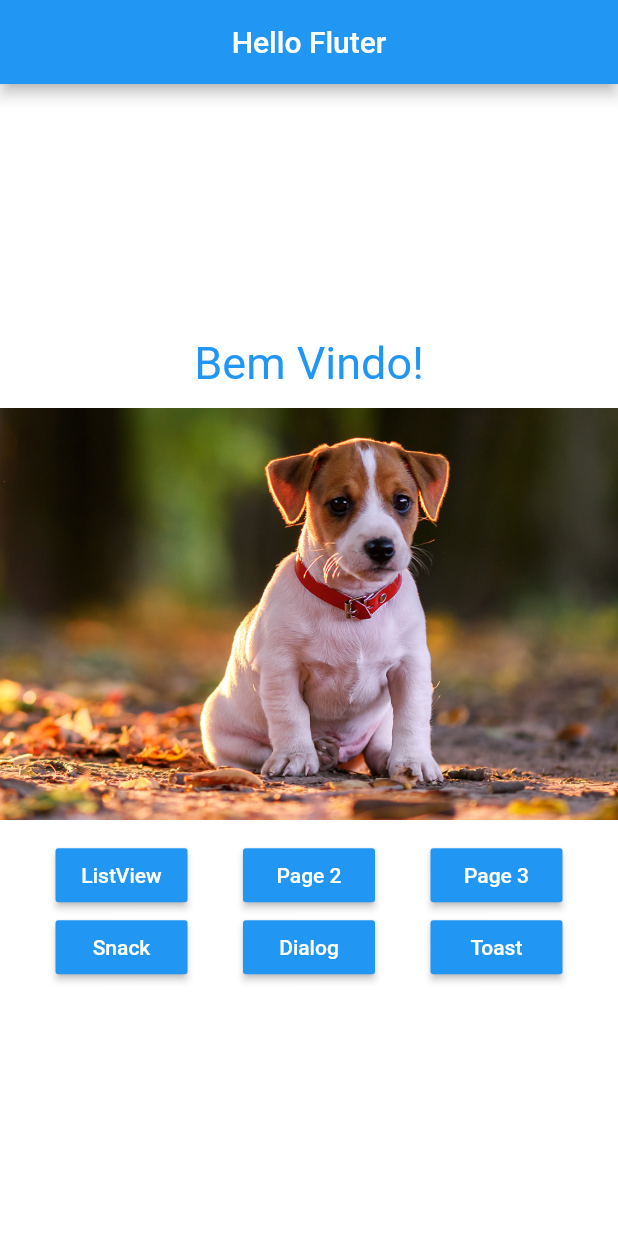
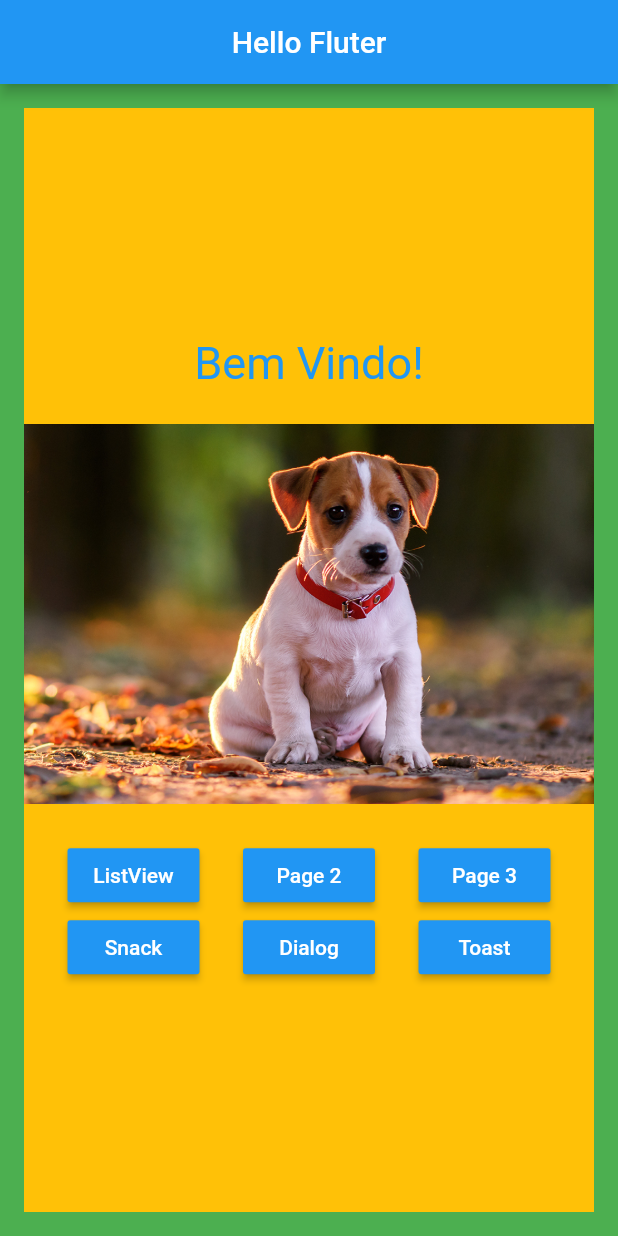
Before and after one commit to gabriellopesjds/flutter_widgets, a Flutter app: the screen it shows after launch, on a phone screen of 412 x 824 dp. Run offline on Flutter 3.47's test engine with Material 2 defaults, Android fonts, the phone set to English and light mode, and no system bars.

Commit message:
Paddings

```diff
--- a/lib/home_page.dart
+++ b/lib/home_page.dart
@@ -12,9 +12,12 @@ class HomePage extends StatelessWidget {
     );
   }
 
-  Container _buildBody() {
+  _buildBody() {
     return Container(
-        color: Colors.white,
+      color: Colors.green,
+      padding: const EdgeInsets.all(16.0),
+      child: Container(
+          color: Colors.amber,
           child: Column(
             mainAxisAlignment: MainAxisAlignment.center,
             children: <Widget>[
@@ -22,7 +25,8 @@ class HomePage extends StatelessWidget {
               _buildPageView(),
               _buildButtons(),
             ],
-        ));
+          )),
+    );
   }
 
   Container _buildPageView() {
```
Lines whose indentation alone changed are shown as unchanged.
